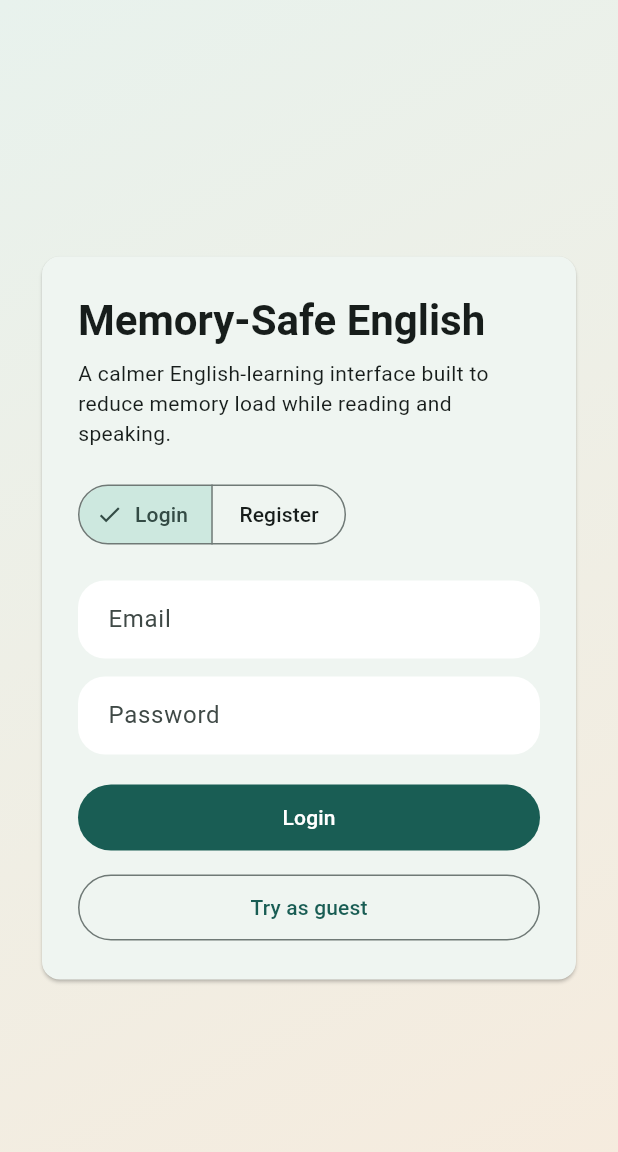
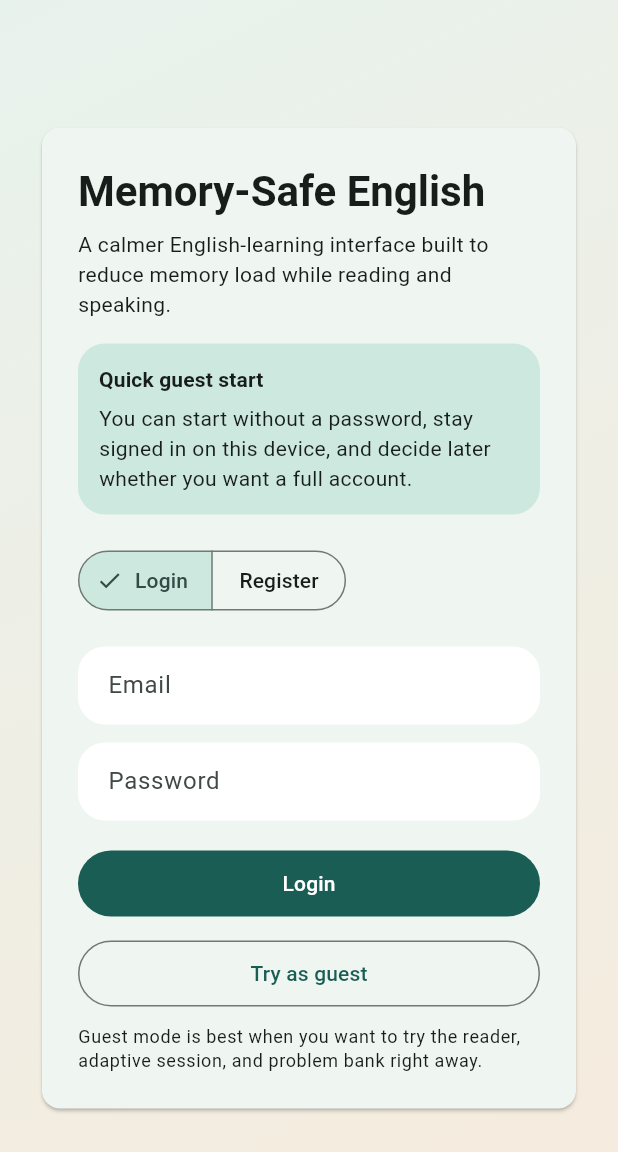
Before and after one commit to furukawa1020/Memory-Safe-English-App, a Flutter app: the AuthScreen screen opened directly, on a phone screen of 412 x 824 dp. Shown: the top 1152 px of the screen. Run offline on Flutter 3.47's test engine with Material 3 defaults, Android fonts, the phone set to English and light mode, and no system bars; our stand-ins replace flutter_secure_storage; accounts and stored records are empty; network calls fail.

Commit message:
Add guest mode introduction and description to AuthScreen

```diff
--- a/apps/mobile/lib/features/auth/presentation/auth_screen.dart
+++ b/apps/mobile/lib/features/auth/presentation/auth_screen.dart
@@ -71,6 +71,33 @@ class _AuthScreenState extends State<AuthScreen> {
                               Text(
                                 'A calmer English-learning interface built to reduce memory load while reading and speaking.',
                                 style: Theme.of(context).textTheme.bodyMedium,
+                              ),
+                              const SizedBox(height: 16),
+                              Container(
+                                width: double.infinity,
+                                padding: const EdgeInsets.all(14),
+                                decoration: BoxDecoration(
+                                  color: Theme.of(context)
+                                      .colorScheme
+                                      .secondaryContainer,
+                                  borderRadius: BorderRadius.circular(18),
+                                ),
+                                child: Column(
+                                  crossAxisAlignment: CrossAxisAlignment.start,
+                                  children: [
+                                    Text(
+                                      'Quick guest start',
+                                      style: Theme.of(context)
+                                          .textTheme
+                                          .titleSmall
+                                          ?.copyWith(fontWeight: FontWeight.w700),
+                                    ),
+                                    const SizedBox(height: 6),
+                                    const Text(
+                                      'You can start without a password, stay signed in on this device, and decide later whether you want a full account.',
+                                    ),
+                                  ],
+                                ),
                               ),
                               const SizedBox(height: 20),
                               SegmentedButton<AuthMode>(
@@ -180,6 +207,11 @@ class _AuthScreenState extends State<AuthScreen> {
                                   ),
                                 ),
                               ),
+                              const SizedBox(height: 10),
+                              Text(
+                                'Guest mode is best when you want to try the reader, adaptive session, and problem bank right away.',
+                                style: Theme.of(context).textTheme.bodySmall,
+                              ),
                             ],
                           ),
                         );
```
